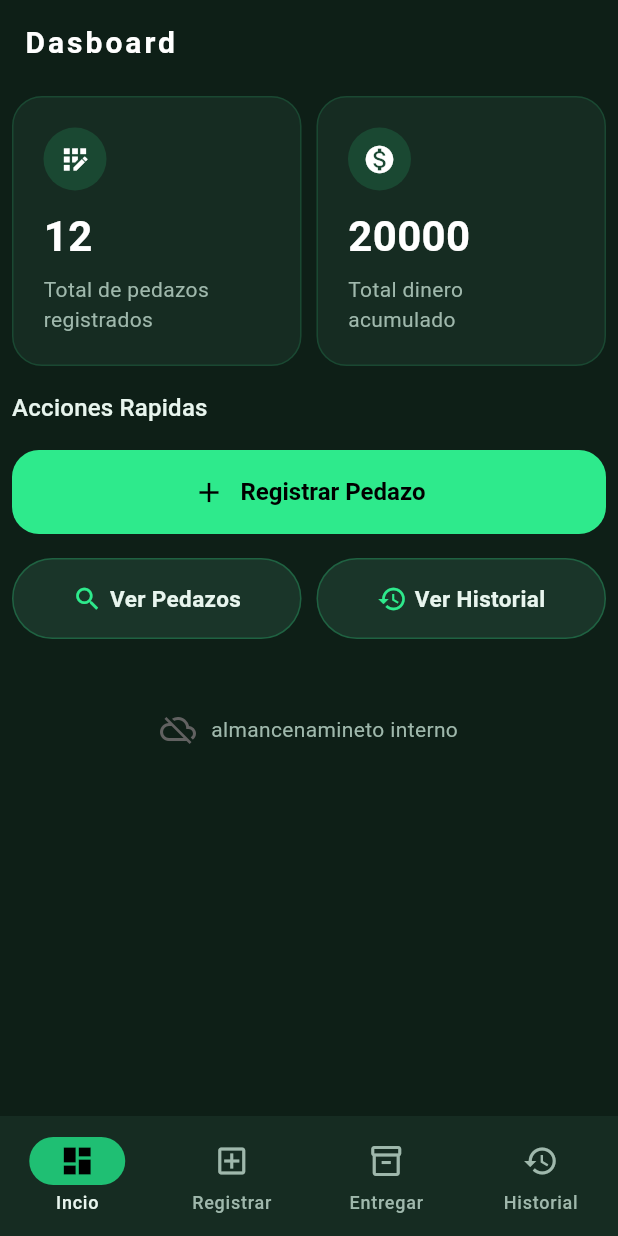
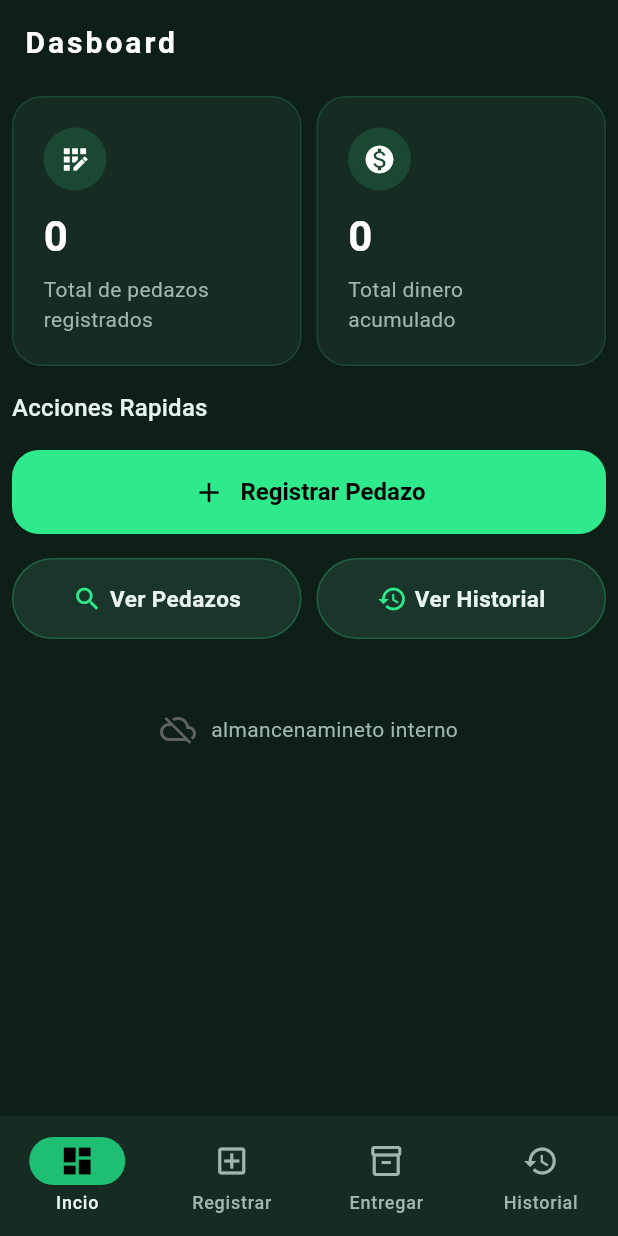
Before and after one commit to Adrian-Angulo/administracion_de_pedazos, a Flutter app: the screen it shows after launch, on a phone screen of 412 x 824 dp. Run offline on Flutter 3.47's test engine with Material 3 defaults, Android fonts, the phone set to English and light mode, and no system bars; our stand-ins replace sqflite; accounts and stored records are empty.

Commit message:
aplicacion primera version completa

```diff
--- /dev/null
+++ b/lib/formatters/formatters.dart
@@ -0,0 +1,16 @@
+import 'package:intl/intl.dart';
+
+double obtenerValorDouble(String texto) {
+  final limpio = texto.replaceAll(RegExp(r'[^0-9]'), '');
+  return double.parse(limpio);
+}
+
+String formatCOP(num value, {bool showSymbol = false}) {
+  final formatter = NumberFormat.currency(
+    locale: 'es_CO',
+    symbol: showSymbol ? '\$ ' : '',
+    decimalDigits: 0,
+  );
+
+  return formatter.format(value);
+}
--- a/lib/providers/PedazosProvider.dart
+++ b/lib/providers/PedazosProvider.dart
@@ -109,12 +109,14 @@ class PedazosProvider extends ChangeNotifier {
 
     // Filtrar pedazos que coincidan en alguno de los campos
     return listaPedazos.where((pedazo) {
-      final para = pedazo.remitente.toLowerCase();
-      final de = pedazo.destinatario.toLowerCase();
+      final para = pedazo.destinatario.toLowerCase();
+      final de = pedazo.remitente.toLowerCase();
       final numero = pedazo.numero.toLowerCase();
 
       // Retornar true si algún campo contiene la búsqueda
-      return para.contains(query) || numero.contains(query);
+      return para.contains(query) ||
+          de.contains(query) ||
+          numero.contains(query);
     }).toList();
   }
 
@@ -140,6 +142,16 @@ class PedazosProvider extends ChangeNotifier {
       if (_selectedIds.contains(pedazo.id)) {
         total += pedazo.valor;
       }
+    }
+
+    return total;
+  }
+
+  double calcularTotalGeneral() {
+    double total = 0;
+    // Sumar el valor de cada pedazo seleccionado
+    for (var pedazo in _pedazos) {
+      total += pedazo.valor;
     }
 
     return total;
--- a/lib/screens/dasboard_screen.dart
+++ b/lib/screens/dasboard_screen.dart
@@ -1,3 +1,5 @@
+import 'package:administracion_de_pedazos/formatters/formatters.dart';
+import 'package:administracion_de_pedazos/providers/PedazosProvider.dart';
 import 'package:administracion_de_pedazos/providers/pageProvider.dart';
 import 'package:administracion_de_pedazos/screens/registrar_screen.dart';
 import 'package:administracion_de_pedazos/widgets/font.dart';
@@ -18,6 +20,7 @@ class _DasboardScreenState extends State<DasboardScreen> {
   @override
   Widget build(BuildContext context) {
     final provider = context.read<Pageprovider>();
+    final providerPedazo = context.watch<PedazosProvider>();
     return Scaffold(
       appBar: AppBar(
         title: titlePrimary("Dasboard"),
@@ -34,12 +37,12 @@ class _DasboardScreenState extends State<DasboardScreen> {
               children: [
                 InfoCard(
                   icon: Icons.app_registration_outlined,
-                  value: "12",
+                  value: "${providerPedazo.totalPedazos}",
                   label: "Total de pedazos registrados",
                 ),
                 InfoCard(
                   icon: Icons.monetization_on,
-                  value: "20000",
+                  value: formatCOP(providerPedazo.calcularTotalGeneral()),
                   label: "Total dinero acumulado",
                 ),
               ],
--- a/lib/screens/filtro_screens.dart
+++ b/lib/screens/filtro_screens.dart
@@ -157,7 +157,7 @@ class _FiltroScreensState extends State<FiltroScreens> {
                       final pedazo = filteredPedazos[index];
 
                       return Dismissible(
-                        key: ValueKey(index),
+                        key: ValueKey(pedazo.id),
                         direction: DismissDirection.endToStart,
                         background: Container(
                           color: Colors.red,
@@ -168,6 +168,10 @@ class _FiltroScreensState extends State<FiltroScreens> {
                         onDismissed: (direction) {
                           setState(() {
                             provider.eliminarPedazo(pedazo.id);
+                            MessageUtils.showPedazoDeleted(
+                              context,
+                              numero: pedazo.numero,
+                            );
                           });
                         },
                         child: PedazoListItem(
--- a/lib/utils/message_utils.dart
+++ b/lib/utils/message_utils.dart
@@ -49,7 +49,7 @@ class MessageUtils {
     CustomMessageWidget.showSnackBar(
       context,
       message: '🗑️ Pedazo eliminado',
-      type: MessageType.warning,
+      type: MessageType.info,
       subtitle: 'Pedazo #$numero eliminado de la lista',
       duration: const Duration(seconds: 3),
     );
@@ -67,8 +67,6 @@ class MessageUtils {
     );
   }
 
-
-
   /// Muestra mensaje cuando falla una entrega
   static void showDeliveryError(BuildContext context, {String? errorDetails}) {
     CustomMessageWidget.showSnackBar(
--- a/lib/widgets/delivery_action_footer.dart
+++ b/lib/widgets/delivery_action_footer.dart
@@ -1,3 +1,4 @@
+import 'package:administracion_de_pedazos/formatters/formatters.dart';
 import 'package:flutter/material.dart';
 
 class DeliveryActionFooter extends StatelessWidget {
@@ -44,7 +45,7 @@ class DeliveryActionFooter extends StatelessWidget {
                   textAlign: TextAlign.center,
                 ),
                 Text(
-                  "\$ $totalValue",
+                  "\$ ${formatCOP(totalValue)}",
                   style: TextStyle(
                     color: Theme.of(context).colorScheme.primary,
                     fontWeight: FontWeight.bold,
--- a/lib/widgets/minimal_number_input.dart
+++ b/lib/widgets/minimal_number_input.dart
@@ -1,4 +1,5 @@
 import 'package:flutter/material.dart';
+import 'package:flutter/services.dart';
 
 /// Input minimalista para números
 /// Diseño: texto grande centrado + línea inferior
@@ -37,6 +38,10 @@ class MinimalNumberInput extends StatelessWidget {
           controller: controller,
           readOnly: readOnly,
 
+          inputFormatters: [
+            FilteringTextInputFormatter.digitsOnly,
+            LengthLimitingTextInputFormatter(3),
+          ],
           // Teclado numérico
           keyboardType: TextInputType.number,
 
--- a/lib/widgets/pedazo_list_item.dart
+++ b/lib/widgets/pedazo_list_item.dart
@@ -1,3 +1,4 @@
+import 'package:administracion_de_pedazos/formatters/formatters.dart';
 import 'package:administracion_de_pedazos/models/Pedazo.dart';
 import 'package:flutter/material.dart';
 
@@ -65,7 +66,7 @@ class PedazoListItem extends StatelessWidget {
                       ),
                       const SizedBox(width: 20),
                       Text(
-                        '\$ ${pedazo.valor.toStringAsFixed(0)}',
+                        '\$ ${formatCOP(pedazo.valor)}',
                         style: TextStyle(
                           color: colorScheme.primary,
                           fontSize: 16,
--- a/pubspec.yaml
+++ b/pubspec.yaml
@@ -9,6 +9,7 @@ environment:
 dependencies:
   flutter:
     sdk: flutter
+  intl: ^0.20.2
   path: ^1.9.1
   provider: ^6.1.5+1
   sqflite: ^2.4.2
```
Also changed, not shown: lib/formatters/CurrencyInputFormatter.dart (added, +26 -0 lines), lib/screens/registrar_screen.dart (+8 -1 lines), pubspec.lock.
